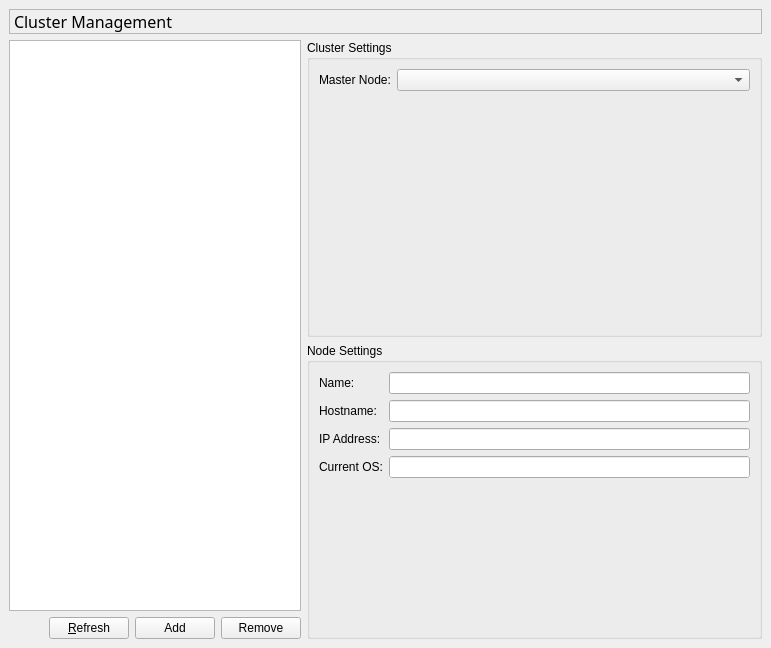
Before: the Qt Designer form trunk/modules/ClusterSettingsBase.ui in patrickhartling/maestro, drawn with Qt 5.
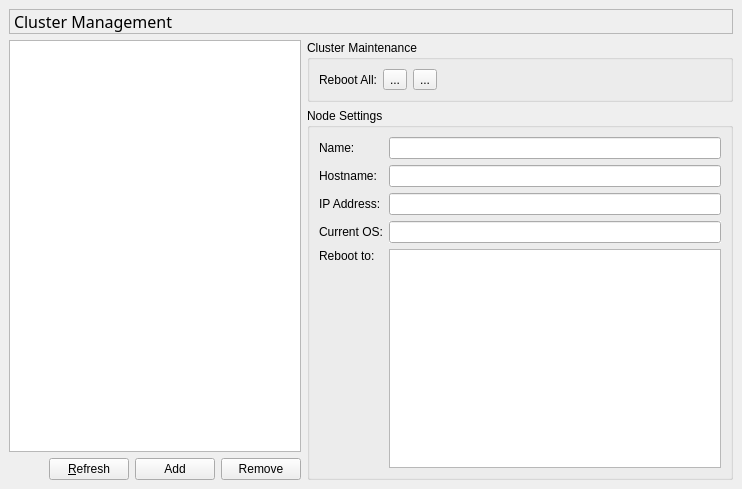
After: the same form once the commit is applied. Icons and pictures are not drawn.

Commit message: - First pass at RebootService.

Diff of the .ui file:
```diff
--- a/trunk/modules/ClusterSettingsBase.ui
+++ b/trunk/modules/ClusterSettingsBase.ui
@@ -8,176 +8,21 @@
    <rect>
     <x>0</x>
     <y>0</y>
-    <width>771</width>
-    <height>648</height>
+    <width>742</width>
+    <height>489</height>
    </rect>
   </property>
   <property name="windowTitle" >
    <string>Cluster Settings</string>
   </property>
-  <layout class="QGridLayout" >
-   <property name="margin" >
-    <number>9</number>
-   </property>
-   <property name="spacing" >
-    <number>6</number>
-   </property>
-   <item row="1" column="1" >
     <layout class="QVBoxLayout" >
      <property name="margin" >
-      <number>0</number>
-     </property>
-     <property name="spacing" >
-      <number>6</number>
-     </property>
-     <item>
-      <widget class="QGroupBox" name="mClusterGroup" >
-       <property name="title" >
-        <string>Cluster Settings</string>
-       </property>
-       <layout class="QGridLayout" >
-        <property name="margin" >
          <number>9</number>
         </property>
         <property name="spacing" >
          <number>6</number>
         </property>
-        <item row="0" column="1" >
-         <widget class="QComboBox" name="mMasterCB" >
-          <property name="sizePolicy" >
-           <sizepolicy>
-            <hsizetype>7</hsizetype>
-            <vsizetype>0</vsizetype>
-            <horstretch>0</horstretch>
-            <verstretch>0</verstretch>
-           </sizepolicy>
-          </property>
-         </widget>
-        </item>
-        <item row="0" column="0" >
-         <widget class="QLabel" name="mMasterNodeLbl" >
-          <property name="text" >
-           <string>Master Node:</string>
-          </property>
-          <property name="buddy" >
-           <cstring>mMasterCB</cstring>
-          </property>
-         </widget>
-        </item>
-        <item row="1" column="1" >
-         <spacer>
-          <property name="orientation" >
-           <enum>Qt::Vertical</enum>
-          </property>
-          <property name="sizeHint" >
-           <size>
-            <width>20</width>
-            <height>40</height>
-           </size>
-          </property>
-         </spacer>
-        </item>
-       </layout>
-      </widget>
-     </item>
      <item>
-      <widget class="QGroupBox" name="mNodeGroup" >
-       <property name="title" >
-        <string>Node Settings</string>
-       </property>
-       <layout class="QGridLayout" >
-        <property name="margin" >
-         <number>9</number>
-        </property>
-        <property name="spacing" >
-         <number>6</number>
-        </property>
-        <item row="4" column="1" >
-         <spacer>
-          <property name="orientation" >
-           <enum>Qt::Vertical</enum>
-          </property>
-          <property name="sizeHint" >
-           <size>
-            <width>305</width>
-            <height>91</height>
-           </size>
-          </property>
-         </spacer>
-        </item>
-        <item row="0" column="1" >
-         <widget class="QLineEdit" name="mNameEdit" />
-        </item>
-        <item row="0" column="0" >
-         <widget class="QLabel" name="mNameLbl" >
-          <property name="text" >
-           <string>Name:</string>
-          </property>
-         </widget>
-        </item>
-        <item row="1" column="1" >
-         <widget class="QLineEdit" name="mHostnameEdit" >
-          <property name="readOnly" >
-           <bool>false</bool>
-          </property>
-         </widget>
-        </item>
-        <item row="1" column="0" >
-         <widget class="QLabel" name="mHostnameLbl" >
-          <property name="text" >
-           <string>Hostname:</string>
-          </property>
-          <property name="buddy" >
-           <cstring>mHostnameEdit</cstring>
-          </property>
-         </widget>
-        </item>
-        <item row="2" column="1" >
-         <widget class="QLineEdit" name="mIpAddressEdit" >
-          <property name="autoFillBackground" >
-           <bool>false</bool>
-          </property>
-          <property name="readOnly" >
-           <bool>true</bool>
-          </property>
-         </widget>
-        </item>
-        <item row="2" column="0" >
-         <widget class="QLabel" name="mIpAddressLbl" >
-          <property name="text" >
-           <string>IP Address:</string>
-          </property>
-          <property name="buddy" >
-           <cstring>mIpAddressEdit</cstring>
-          </property>
-         </widget>
-        </item>
-        <item row="3" column="0" >
-         <widget class="QLabel" name="mCurrentOsLbl" >
-          <property name="text" >
-           <string>Current OS:</string>
-          </property>
-          <property name="buddy" >
-           <cstring>mCurrentOsEdit</cstring>
-          </property>
-         </widget>
-        </item>
-        <item row="3" column="1" >
-         <widget class="QLineEdit" name="mCurrentOsEdit" >
-          <property name="autoFillBackground" >
-           <bool>true</bool>
-          </property>
-          <property name="readOnly" >
-           <bool>true</bool>
-          </property>
-         </widget>
-        </item>
-       </layout>
-      </widget>
-     </item>
-    </layout>
-   </item>
-   <item row="0" column="0" colspan="2" >
     <widget class="QLabel" name="mTitleLbl" >
      <property name="font" >
       <font>
@@ -207,7 +52,15 @@
      </property>
     </widget>
    </item>
-   <item row="1" column="0" >
+   <item>
+    <layout class="QHBoxLayout" >
+     <property name="margin" >
+      <number>0</number>
+     </property>
+     <property name="spacing" >
+      <number>6</number>
+     </property>
+     <item>
     <layout class="QVBoxLayout" >
      <property name="margin" >
       <number>0</number>
@@ -288,6 +141,180 @@
      </item>
     </layout>
    </item>
+     <item>
+      <layout class="QVBoxLayout" >
+       <property name="margin" >
+        <number>0</number>
+       </property>
+       <property name="spacing" >
+        <number>6</number>
+       </property>
+       <item>
+        <widget class="QGroupBox" name="mClusterGroup" >
+         <property name="title" >
+          <string>Cluster Maintenance</string>
+         </property>
+         <layout class="QHBoxLayout" >
+          <property name="margin" >
+           <number>9</number>
+          </property>
+          <property name="spacing" >
+           <number>6</number>
+          </property>
+          <item>
+           <widget class="QLabel" name="label" >
+            <property name="text" >
+             <string>Reboot All:</string>
+            </property>
+           </widget>
+          </item>
+          <item>
+           <widget class="QToolButton" name="mRebootLinuxBtn" >
+            <property name="text" >
+             <string>...</string>
+            </property>
+            <property name="icon" >
+             <iconset resource="ClusterSettingsResource.qrc" >:/ClusterSettings/images/linux2.png</iconset>
+            </property>
+            <property name="iconSize" >
+             <size>
+              <width>24</width>
+              <height>24</height>
+             </size>
+            </property>
+           </widget>
+          </item>
+          <item>
+           <widget class="QToolButton" name="mRebootWinBtn" >
+            <property name="text" >
+             <string>...</string>
+            </property>
+            <property name="icon" >
+             <iconset resource="ClusterSettingsResource.qrc" >:/ClusterSettings/images/win_xp.png</iconset>
+            </property>
+            <property name="iconSize" >
+             <size>
+              <width>24</width>
+              <height>24</height>
+             </size>
+            </property>
+           </widget>
+          </item>
+          <item>
+           <spacer>
+            <property name="orientation" >
+             <enum>Qt::Horizontal</enum>
+            </property>
+            <property name="sizeHint" >
+             <size>
+              <width>40</width>
+              <height>20</height>
+             </size>
+            </property>
+           </spacer>
+          </item>
+         </layout>
+        </widget>
+       </item>
+       <item>
+        <widget class="QGroupBox" name="mNodeGroup" >
+         <property name="title" >
+          <string>Node Settings</string>
+         </property>
+         <layout class="QGridLayout" >
+          <property name="margin" >
+           <number>9</number>
+          </property>
+          <property name="spacing" >
+           <number>6</number>
+          </property>
+          <item row="1" column="0" >
+           <widget class="QLabel" name="mHostnameLbl" >
+            <property name="text" >
+             <string>Hostname:</string>
+            </property>
+            <property name="buddy" >
+             <cstring>mHostnameEdit</cstring>
+            </property>
+           </widget>
+          </item>
+          <item row="2" column="1" >
+           <widget class="QLineEdit" name="mIpAddressEdit" >
+            <property name="autoFillBackground" >
+             <bool>false</bool>
+            </property>
+            <property name="readOnly" >
+             <bool>true</bool>
+            </property>
+           </widget>
+          </item>
+          <item row="0" column="0" >
+           <widget class="QLabel" name="mNameLbl" >
+            <property name="text" >
+             <string>Name:</string>
+            </property>
+           </widget>
+          </item>
+          <item row="1" column="1" >
+           <widget class="QLineEdit" name="mHostnameEdit" >
+            <property name="readOnly" >
+             <bool>false</bool>
+            </property>
+           </widget>
+          </item>
+          <item row="3" column="1" >
+           <widget class="QLineEdit" name="mCurrentOsEdit" >
+            <property name="autoFillBackground" >
+             <bool>true</bool>
+            </property>
+            <property name="readOnly" >
+             <bool>true</bool>
+            </property>
+           </widget>
+          </item>
+          <item row="2" column="0" >
+           <widget class="QLabel" name="mIpAddressLbl" >
+            <property name="text" >
+             <string>IP Address:</string>
+            </property>
+            <property name="buddy" >
+             <cstring>mIpAddressEdit</cstring>
+            </property>
+           </widget>
+          </item>
+          <item row="0" column="1" >
+           <widget class="QLineEdit" name="mNameEdit" />
+          </item>
+          <item row="3" column="0" >
+           <widget class="QLabel" name="mCurrentOsLbl" >
+            <property name="text" >
+             <string>Current OS:</string>
+            </property>
+            <property name="buddy" >
+             <cstring>mCurrentOsEdit</cstring>
+            </property>
+           </widget>
+          </item>
+          <item row="4" column="1" >
+           <widget class="QListWidget" name="mTargetList" />
+          </item>
+          <item row="4" column="0" >
+           <widget class="QLabel" name="mRebootTargetLbl" >
+            <property name="text" >
+             <string>Reboot to:</string>
+            </property>
+            <property name="alignment" >
+             <set>Qt::AlignLeading|Qt::AlignLeft|Qt::AlignTop</set>
+            </property>
+           </widget>
+          </item>
+         </layout>
+        </widget>
+       </item>
+      </layout>
+     </item>
+    </layout>
+   </item>
   </layout>
  </widget>
  <pixmapfunction></pixmapfunction>
```
Left out of the diff: 1 changed line with no effect on the pictures. Lines whose indentation alone changed are shown as unchanged. The commit also changes 7 other files.
